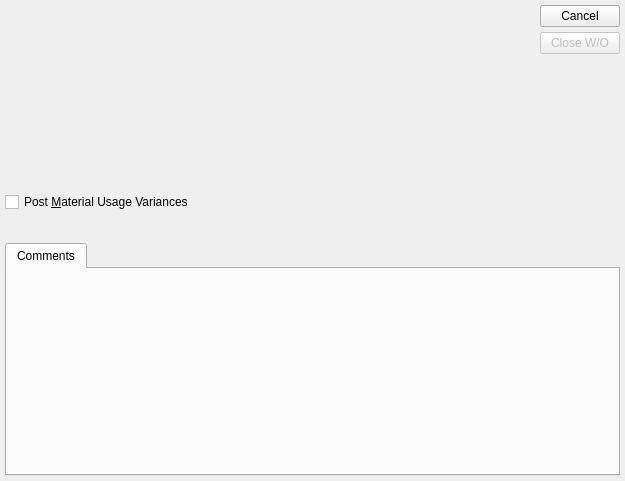
Qt form xtuple/trunk/guiclient/closeWo.ui (WooodHead/xtuple) before a commit.
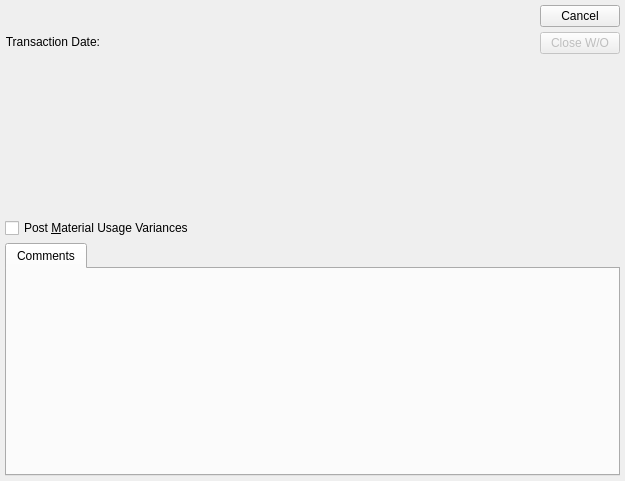
The same form after that commit. Custom widgets are drawn as their Qt base class.

Commit message: Issue #10319:add transaction date to closeWo

```diff
--- a/xtuple/trunk/guiclient/closeWo.ui
+++ b/xtuple/trunk/guiclient/closeWo.ui
@@ -25,6 +25,49 @@
     <layout class="QHBoxLayout" name="horizontalLayout">
      <item>
       <layout class="QVBoxLayout" name="verticalLayout">
+       <item>
+        <layout class="QHBoxLayout" name="horizontalLayout_2">
+         <item>
+          <widget class="QLabel" name="_transDateLit">
+           <property name="text">
+            <string>Transaction Date:</string>
+           </property>
+           <property name="alignment">
+            <set>Qt::AlignRight|Qt::AlignTrailing|Qt::AlignVCenter</set>
+           </property>
+           <property name="buddy">
+            <cstring>_transDate</cstring>
+           </property>
+          </widget>
+         </item>
+         <item>
+          <widget class="DLineEdit" name="_transDate">
+           <property name="sizePolicy">
+            <sizepolicy hsizetype="Preferred" vsizetype="Fixed">
+             <horstretch>0</horstretch>
+             <verstretch>0</verstretch>
+            </sizepolicy>
+           </property>
+          </widget>
+         </item>
+         <item>
+          <spacer>
+           <property name="orientation">
+            <enum>Qt::Horizontal</enum>
+           </property>
+           <property name="sizeType">
+            <enum>QSizePolicy::Expanding</enum>
+           </property>
+           <property name="sizeHint" stdset="0">
+            <size>
+             <width>20</width>
+             <height>20</height>
+            </size>
+           </property>
+          </spacer>
+         </item>
+        </layout>
+       </item>
        <item>
         <widget class="WoCluster" name="_wo">
          <property name="sizePolicy">
@@ -142,6 +185,12 @@
    <extends>QWidget</extends>
    <header>comments.h</header>
   </customwidget>
+  <customwidget>
+   <class>DLineEdit</class>
+   <extends>QWidget</extends>
+   <header>datecluster.h</header>
+   <container>1</container>
+  </customwidget>
   <customwidget>
    <class>WoCluster</class>
    <extends>QWidget</extends>
```
The commit also changes 2 other files.
